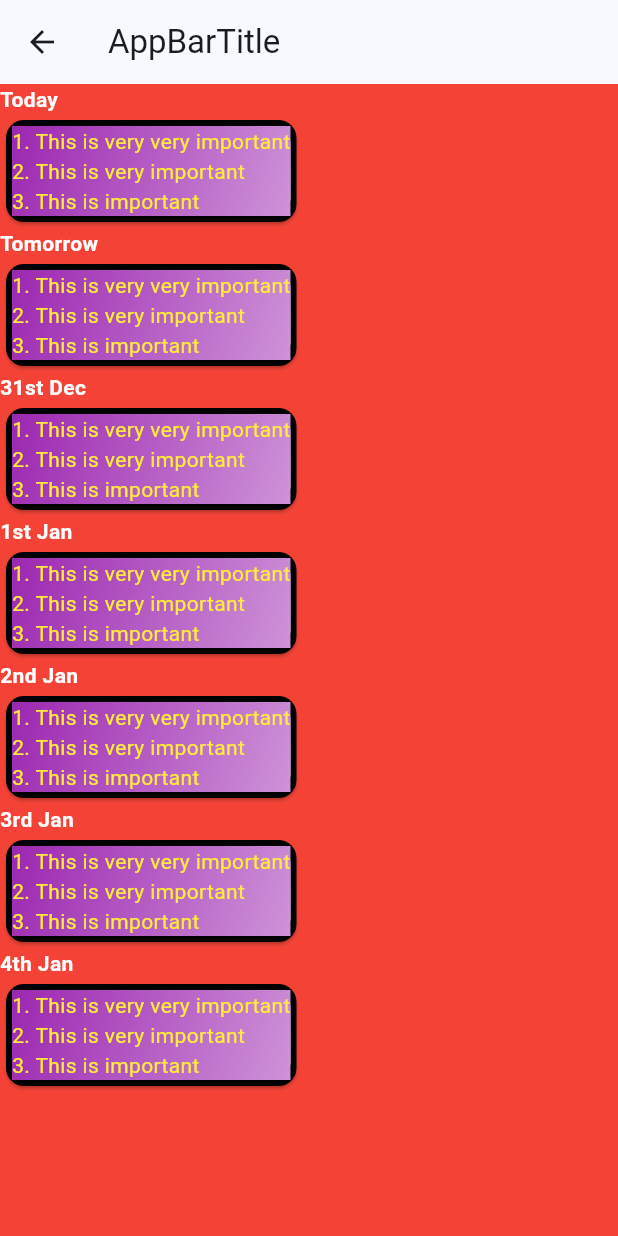
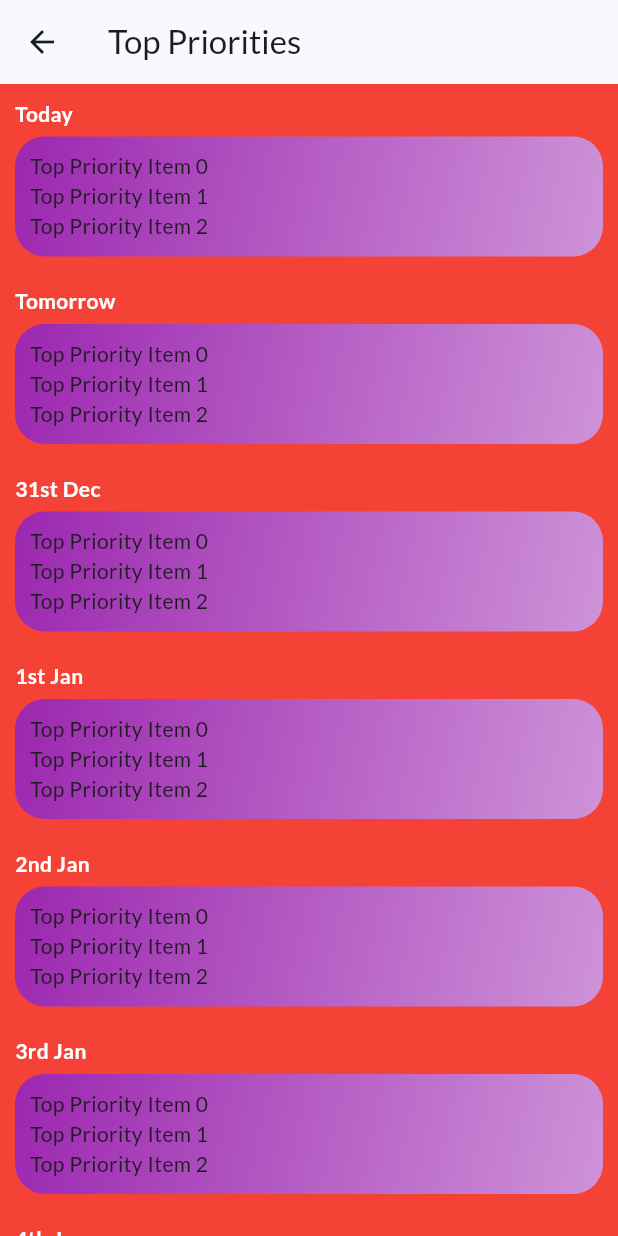
Before and after one commit to siddharth177/time_boxing, a Flutter app: the screen it shows after launch, after a tap on "Time Boxing", on a phone screen of 412 x 824 dp. Run offline on Flutter 3.47's test engine with Material 3 defaults, Android fonts, the phone set to English and light mode, and no system bars; our stand-ins replace google_fonts.

Commit message:
top priorities screen refractored

```diff
--- a/lib/screens/current_week_summary_screen.dart
+++ b/lib/screens/weekly_priority_screen.dart
@@ -1,31 +1,30 @@
 import 'package:flutter/material.dart';
-import 'package:time_boxing/widgets/one_day_summary.dart';
+import 'package:time_boxing/widgets/day_top_priority_display_element.dart';
 
-class CurrentWeekSummaryScreen extends StatefulWidget {
-  const CurrentWeekSummaryScreen({super.key});
+class WeeklyPriorityScreen extends StatefulWidget {
+  const WeeklyPriorityScreen({super.key});
 
   @override
-  State<CurrentWeekSummaryScreen> createState() =>
-      _CurrentWeekSummaryScreenState();
+  State<WeeklyPriorityScreen> createState() => _WeeklyPriorityScreenState();
 }
 
-class _CurrentWeekSummaryScreenState extends State<CurrentWeekSummaryScreen> {
+class _WeeklyPriorityScreenState extends State<WeeklyPriorityScreen> {
   List<String> list = getNext7Days();
   @override
   Widget build(BuildContext context) {
     return SafeArea(
       child: Scaffold(
         appBar: AppBar(
-          title: Text('AppBarTitle'),
+          title: const Text('Top Priorities'),
         ),
         backgroundColor: Colors.red,
         body: ListView.builder(
           itemCount: list.length,
           scrollDirection: Axis.vertical, // Set horizontal scrolling
-          physics: BouncingScrollPhysics(),
+          physics: const BouncingScrollPhysics(),
           shrinkWrap: true,
           itemBuilder: (context, index) {
-            return OneDaySummary(list[index]);
+            return DayTopPriorityDisplayElement(list[index]);
           },
         ),
       ),
--- a/lib/utils/theming.dart
+++ b/lib/utils/theming.dart
@@ -1,4 +1,5 @@
 import 'package:flutter/material.dart';
+import 'package:google_fonts/google_fonts.dart';
 
 var kColorScheme = ColorScheme.fromSeed(seedColor: Colors.blue);
 var kDarkColorScheme =
@@ -7,6 +8,7 @@ var kDarkColorScheme =
 var kThemeData = ThemeData().copyWith(
   colorScheme: kColorScheme,
   appBarTheme: const AppBarTheme().copyWith(),
+  textTheme: GoogleFonts.latoTextTheme(),
 );
 
 var kDarkThemeData = kThemeData.copyWith(colorScheme: kDarkColorScheme);
--- /dev/null
+++ b/lib/widgets/day_top_priority_display_element.dart
@@ -0,0 +1,50 @@
+import 'package:flutter/material.dart';
+import 'package:time_boxing/widgets/top_three_items_element.dart';
+
+class DayTopPriorityDisplayElement extends StatefulWidget {
+  const DayTopPriorityDisplayElement(this.title, {super.key});
+  final String title;
+
+  @override
+  State<DayTopPriorityDisplayElement> createState() =>
+      _DayTopPriorityDisplayElementState();
+}
+
+class _DayTopPriorityDisplayElementState
+    extends State<DayTopPriorityDisplayElement> {
+  @override
+  Widget build(BuildContext context) {
+    return Container(
+      padding: const EdgeInsets.all(10),
+      // margin: EdgeInsets.fromLTRB(10, 0, 10, 10),
+      child: Column(
+        crossAxisAlignment: CrossAxisAlignment.start,
+        children: [
+          Text(
+            widget.title,
+            style: const TextStyle(
+              fontWeight: FontWeight.bold,
+              color: Colors.white,
+            ),
+          ),
+          const SizedBox(
+            height: 5,
+          ),
+          Container(
+            width: double.infinity,
+            // margin: const EdgeInsets.fromLTRB(5, 0, 0, 5),
+            decoration: BoxDecoration(
+              borderRadius: BorderRadius.circular(20),
+              gradient: LinearGradient(
+                begin: Alignment.topLeft,
+                end: Alignment.bottomRight,
+                colors: [Colors.purple, Colors.purple.shade200],
+              ),
+            ),
+            child: DaysPriorityItems(),
+          ),
+        ],
+      ),
+    );
+  }
+}
--- a/lib/widgets/landing_screen_display_element.dart
+++ b/lib/widgets/landing_screen_display_element.dart
@@ -1,5 +1,5 @@
 import 'package:flutter/material.dart';
-import 'package:time_boxing/screens/current_week_summary_screen.dart';
+import 'package:time_boxing/screens/weekly_priority_screen.dart';
 
 class LandingScreenElement extends StatefulWidget {
   const LandingScreenElement(this.elementText, this.color, {super.key});
@@ -23,7 +23,7 @@ class _LandingScreenElementState extends State<LandingScreenElement> {
           Navigator.push(
             context,
             MaterialPageRoute(
-              builder: (context) => const CurrentWeekSummaryScreen(),
+              builder: (context) => const WeeklyPriorityScreen(),
             ),
           );
         },
--- a/lib/widgets/one_day_summary.dart
+++ /dev/null
@@ -1,73 +0,0 @@
-import 'package:flutter/material.dart';
-
-class OneDaySummary extends StatefulWidget {
-  const OneDaySummary(this.title, {super.key});
-  final String title;
-
-  @override
-  State<OneDaySummary> createState() => _OneDaySummaryState();
-}
-
-class _OneDaySummaryState extends State<OneDaySummary> {
-  @override
-  Widget build(BuildContext context) {
-    return Column(
-      crossAxisAlignment: CrossAxisAlignment.start,
-      children: [
-        Text(
-          widget.title,
-          style: const TextStyle(
-            fontWeight: FontWeight.bold,
-            color: Colors.white,
-          ),
-        ),
-        const Card(
-          // margin: const EdgeInsets.fromLTRB(5, 0, 0, 5),
-          color: Colors.black,
-          child: TopThreeItems(),
-        ),
-      ],
-    );
-  }
-}
-
-class TopThreeItems extends StatefulWidget {
-  const TopThreeItems({super.key});
-
-  @override
-  State<TopThreeItems> createState() => _TopThreeItemsState();
-}
-
-class _TopThreeItemsState extends State<TopThreeItems> {
-  @override
-  Widget build(BuildContext context) {
-    return Card(
-      child: Container(
-        decoration: BoxDecoration(
-          gradient: LinearGradient(
-            begin: Alignment.topLeft,
-            end: Alignment.bottomRight,
-            colors: [Colors.purple, Colors.purple.shade200],
-          ),
-        ),
-        child: const Column(
-          crossAxisAlignment: CrossAxisAlignment.start,
-          children: [
-            Text(
-              "1. This is very very important",
-              style: TextStyle(color: Colors.yellow),
-            ),
-            Text(
-              "2. This is very important",
-              style: TextStyle(color: Colors.yellow),
-            ),
-            Text(
-              "3. This is important",
-              style: TextStyle(color: Colors.yellow),
-            ),
-          ],
-        ),
-      ),
-    );
-  }
-}
--- /dev/null
+++ b/lib/widgets/top_three_items_element.dart
@@ -0,0 +1,28 @@
+import 'package:flutter/cupertino.dart';
+
+class DaysPriorityItems extends StatefulWidget {
+  const DaysPriorityItems({super.key});
+
+  @override
+  State<DaysPriorityItems> createState() => _DaysPriorityItemsState();
+}
+
+class _DaysPriorityItemsState extends State<DaysPriorityItems> {
+  @override
+  Widget build(BuildContext context) {
+    List<Text> _priorityItems = [];
+
+    for (int i = 0; i < 3; i++) {
+      _priorityItems.add(Text('Top Priority Item $i'));
+    }
+
+    return Padding(
+      padding: EdgeInsets.all(10),
+      child: Column(
+        crossAxisAlignment: CrossAxisAlignment.start,
+        mainAxisAlignment: MainAxisAlignment.center,
+        children: _priorityItems,
+      ),
+    );
+  }
+}
```
